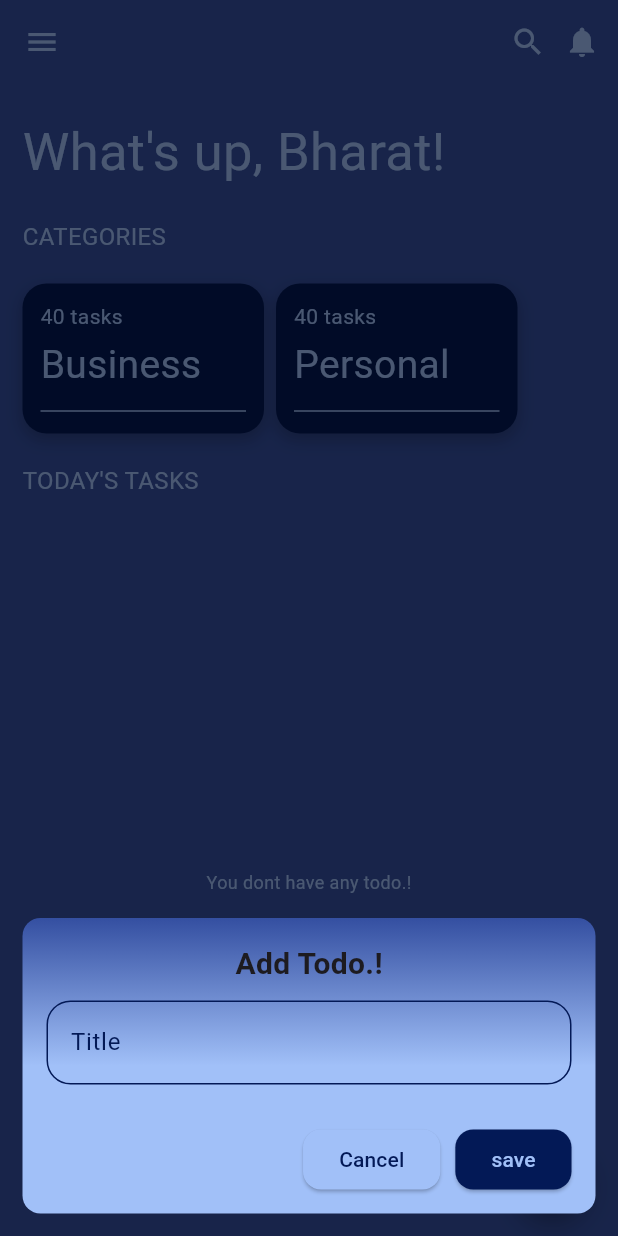
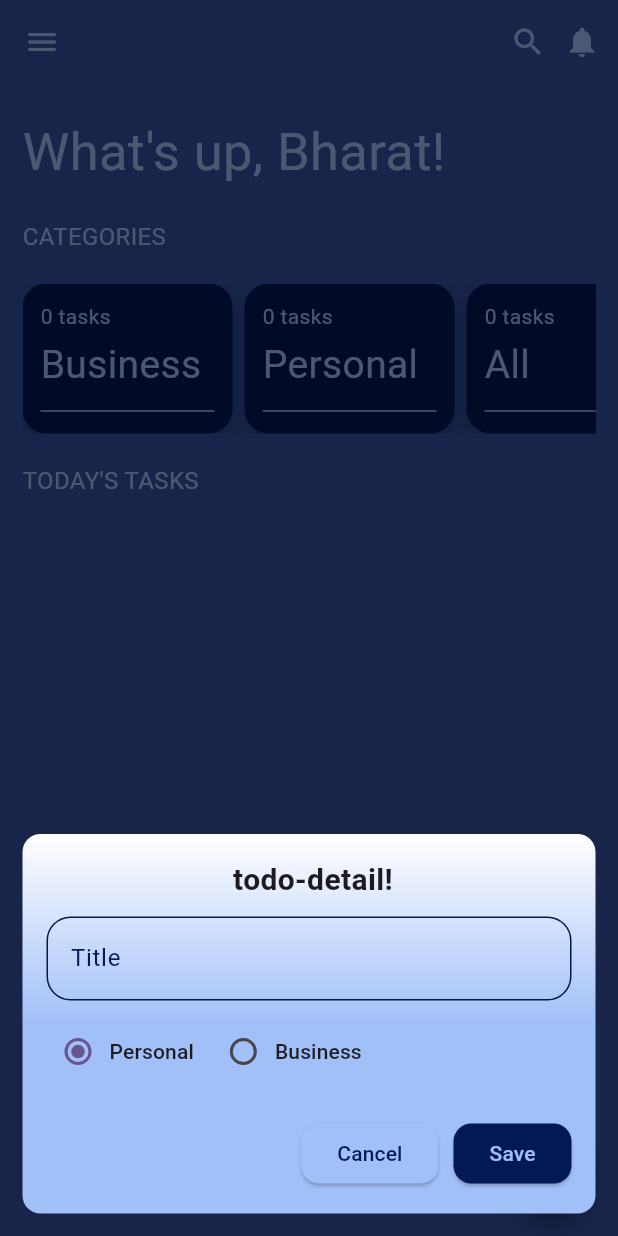
Before and after one commit to bharat-io/todo_app, a Flutter app: the screen it shows after launch, after a tap on the "add" icon, on a phone screen of 412 x 824 dp. Run offline on Flutter 3.47's test engine with Material 3 defaults, Android fonts, the phone set to English and light mode, and no system bars; our stand-ins replace flutter_bloc, sqflite; accounts and stored records are empty.

Commit message:
model calss implemented

```diff
--- a/lib/cubit/cubit_state.dart
+++ b/lib/cubit/cubit_state.dart
@@ -1,4 +1,7 @@
+import 'package:todo_app/database/model/todo_model.dart';
+
 class CubitState {
-  CubitState({required this.todos});
-  List<Map<String, dynamic>> todos = [];
+  CubitState({required this.todos, required this.todoCount});
+  List<TodoModel> todos;
+  Map<String, dynamic> todoCount;
 }
--- a/lib/database/db_heleper.dart
+++ b/lib/database/db_heleper.dart
@@ -2,6 +2,7 @@ import 'dart:io';
 import 'package:path/path.dart';
 import 'package:path_provider/path_provider.dart';
 import 'package:sqflite/sqflite.dart';
+import 'package:todo_app/database/model/todo_model.dart';
 
 class DbHelper {
   DbHelper._();
@@ -16,6 +17,7 @@ class DbHelper {
   static const CREATED_AT = "created_at";
   static const TITLE = "title";
   static const IS_DONE = "is_done";
+  static const CATEGORY = "category";
 
   Database? database;
 
@@ -38,54 +40,79 @@ class DbHelper {
       $ID INTEGER PRIMARY KEY AUTOINCREMENT,
       $CREATED_AT Text NOT NULL,
       $TITLE TEXT NOT NULL,
-      $IS_DONE  INTEGER NOT NULL
-
+      $IS_DONE  INTEGER NOT NULL,
+      $CATEGORY TEXT NOT NULL
       )
 
       ''');
     });
   }
 
-  Future<List<Map<String, dynamic>>> fetchTodo() async {
+  Future<List<TodoModel>> fetchTodo({String? categorName}) async {
     var db = await initDB();
-    return await db.query(TABLE_NAME);
+    List<Map<String, dynamic>> todoMapData = [];
+
+    if (categorName != null && categorName.isNotEmpty) {
+      todoMapData = await db
+          .query(TABLE_NAME, where: "$CATEGORY=?", whereArgs: [categorName]);
+    } else {
+      todoMapData = await db.query(TABLE_NAME);
+    }
+    List<TodoModel> todoList = [];
+    for (int i = 0; i < todoMapData.length; i++) {
+      TodoModel todoModel = TodoModel.fromMap(todoMapData[i]);
+      todoList.add(todoModel);
+    }
+    return todoList;
   }
 
-  Future<bool> addTodo(String title) async {
+  Future<bool> addTodo({required TodoModel todoModel}) async {
     var db = await initDB();
-    int rowEffected = await db.insert(
+    int rowEffected = await db.insert(TABLE_NAME, todoModel.toMap());
+    return rowEffected > 0;
+  }
+
+  Future<bool> updateTodo({required TodoModel todoModel}) async {
+    var db = await initDB();
+    int rowEffected = await db.update(
+        TABLE_NAME, {TITLE: todoModel.title, CATEGORY: todoModel.category},
+        where: "$ID=?", whereArgs: [todoModel.id]);
+    return rowEffected > 0;
+  }
+
+  Future<bool> isTodoCompleted({required TodoModel todoModel}) async {
+    var db = await initDB();
+    int rowEffected = await db.update(
+        TABLE_NAME, {IS_DONE: todoModel.isCompleted},
+        where: "$ID=?", whereArgs: [todoModel.id]);
+
+    return rowEffected > 0;
+  }
+
+  Future<bool> deleteTodo({required TodoModel todoModel}) async {
+    var db = await initDB();
+    int rowEffected = await db.delete(
       TABLE_NAME,
-      {
-        TITLE: title,
-        CREATED_AT: DateTime.now().toIso8601String(),
-        IS_DONE: 0,
-      },
+      where: '$ID = ?',
+      whereArgs: [todoModel.id],
     );
     return rowEffected > 0;
   }
 
-  Future<bool> updateTodo({required int id, required String title}) async {
+  Future<Map<String, dynamic>> fetchCounts() async {
     var db = await initDB();
-    int rowEffected = await db.update(TABLE_NAME, {TITLE: title},
-        where: "$ID=?", whereArgs: [id]);
-    return rowEffected > 0;
-  }
+    var allTodoCount = await db.query(TABLE_NAME);
 
-  Future<bool> isTodoCompleted({required int id, required bool isDone}) async {
-    var db = await initDB();
-    int rowEffected = await db.update(TABLE_NAME, {IS_DONE: isDone ? 1 : 0},
-        where: "$ID=?", whereArgs: [id]);
+    var businessCount = await db
+        .query(TABLE_NAME, where: "$CATEGORY=?", whereArgs: ["business"]);
 
-    return rowEffected > 0;
-  }
+    var personlCount = await db
+        .query(TABLE_NAME, where: "$CATEGORY=?", whereArgs: ["personl"]);
 
-  Future<bool> deleteTodo(int id) async {
-    var db = await initDB();
-    int rowEffected = await db.delete(
-      TABLE_NAME,
-      where: '$ID = ?',
-      whereArgs: [id],
-    );
-    return rowEffected > 0;
+    return {
+      "businessCount": businessCount.length,
+      "personalCount": personlCount.length,
+      "allCount": allTodoCount.length,
+    };
   }
 }
--- /dev/null
+++ b/lib/database/model/todo_model.dart
@@ -0,0 +1,38 @@
+import 'package:todo_app/database/db_heleper.dart';
+
+class TodoModel {
+  TodoModel({
+    this.id,
+    this.title,
+    this.category,
+    this.createdAt,
+    this.isCompleted,
+  });
+  int? id;
+  String? title;
+  String? category;
+  bool? isCompleted;
+  String? createdAt;
+
+  // conversion for getting List of Map data from DB to model class,   Map to model
+
+  factory TodoModel.fromMap(Map<String, dynamic> map) {
+    return TodoModel(
+        id: map[DbHelper.ID],
+        title: map[DbHelper.TITLE],
+        category: map[DbHelper.CATEGORY],
+        createdAt: map[DbHelper.CREATED_AT],
+        isCompleted: map[DbHelper.IS_DONE] == 1);
+  }
+
+  // conversion for porviding map data to DB from modal, model to map
+
+  Map<String, dynamic> toMap() {
+    return {
+      DbHelper.TITLE: title,
+      DbHelper.CATEGORY: category,
+      DbHelper.CREATED_AT: createdAt,
+      DbHelper.IS_DONE: isCompleted == true ? 1 : 0,
+    };
+  }
+}
--- a/lib/main.dart
+++ b/lib/main.dart
@@ -2,7 +2,7 @@ import 'package:flutter/material.dart';
 import 'package:flutter_bloc/flutter_bloc.dart';
 import 'package:provider/provider.dart';
 import 'package:todo_app/cubit/todo_cubit.dart';
-import 'package:todo_app/provider/todo_provider.dart';
+
 import 'package:todo_app/view/screen/todo_list_screen.dart';
 
 void main() {
@@ -17,8 +17,6 @@ class MyApp extends StatelessWidget {
     return MultiProvider(
       providers: [
         BlocProvider<TodoCubit>(create: (context) => TodoCubit()),
-        ChangeNotifierProvider<TodoProvider>(
-            create: (context) => TodoProvider())
       ],
       child: MaterialApp(
         debugShowCheckedModeBanner: false,
--- a/lib/view/screen/todo_list_screen.dart
+++ b/lib/view/screen/todo_list_screen.dart
@@ -1,11 +1,10 @@
 import 'package:flutter/material.dart';
 import 'package:flutter_bloc/flutter_bloc.dart';
 import 'package:intl/intl.dart';
-import 'package:provider/provider.dart';
+
 import 'package:todo_app/cubit/cubit_state.dart';
 import 'package:todo_app/cubit/todo_cubit.dart';
 import 'package:todo_app/database/db_heleper.dart';
-import 'package:todo_app/provider/todo_provider.dart';
 import 'package:todo_app/view/widgets/show_modal_sheet.dart';
 
 class TodoListScreen extends StatefulWidget {
@@ -31,116 +30,107 @@ class _TodoListScreenState extends State<TodoListScreen> {
   void initState() {
     super.initState();
     dbHelper = DbHelper.getInstance();
-    context.read<TodoCubit>().fetchAllTodos();
-  }
-
-  void _showTodoBottomSheet({
-    required String titleText,
-    required String buttonText,
-    required VoidCallback onTap,
-  }) {
-    showModalBottomSheet(
-      backgroundColor: Colors.transparent,
-      isScrollControlled: true,
-      context: context,
-      builder: (_) {
-        return Container(
-          margin: EdgeInsets.all(15),
-          decoration: BoxDecoration(
-              borderRadius: BorderRadius.circular(12),
-              gradient: LinearGradient(
-                  begin: Alignment.bottomCenter,
-                  end: Alignment.topCenter,
-                  colors: [
-                    lightBlue,
-                    backgroundColor,
-                  ],
-                  stops: [
-                    0.5,
-                    1.0
-                  ])),
-          child: buildBottomSheet(
-            context,
-            onTap: onTap,
-            titleController: titleController,
-            titleText: titleText,
-            buttonText: buttonText,
-          ),
-        );
-      },
-    );
+    context.read<TodoCubit>().fetchAllTodos("");
   }
 
   @override
   Widget build(BuildContext context) {
-    print("------------------------Rebuilding--------------");
     return Scaffold(
       backgroundColor: backgroundColor,
       appBar: AppBar(
         backgroundColor: Colors.transparent,
         title: const Icon(Icons.menu, color: lightBlue),
         actions: const [
-          Icon(Icons.search, color: lightBlue),
+          Icon(
+            Icons.search,
+            color: lightBlue,
+          ),
           SizedBox(width: 12),
           Padding(
             padding: EdgeInsets.only(right: 12.0),
-            child: Icon(Icons.notifications, color: lightBlue),
+            child: Icon(
+              Icons.notifications,
+              color: lightBlue,
+            ),
           )
         ],
       ),
-      body: Padding(
-        padding: const EdgeInsets.symmetric(horizontal: 15).copyWith(top: 20),
-        child: Column(
-          crossAxisAlignment: CrossAxisAlignment.start,
-          children: [
+      body: BlocBuilder<TodoCubit, CubitState>(builder: (context, state) {
+        final todosList = state.todos;
+        final todoCount = state.todoCount ?? {};
+
+        return Padding(
+            padding:
+                const EdgeInsets.symmetric(horizontal: 15).copyWith(top: 20),
+            child:
+                Column(crossAxisAlignment: CrossAxisAlignment.start, children: [
               const Text("What's up, Bharat!",
                   style: TextStyle(fontSize: 35, color: lightBlue)),
               const SizedBox(height: 20),
               const Text("CATEGORIES",
                   style: TextStyle(fontSize: 16, color: lightBlue)),
               const SizedBox(height: 20),
-            _buildCategoryWidgets(),
+              SingleChildScrollView(
+                scrollDirection: Axis.horizontal,
+                child: _buildCategoryWidgets(
+                  onBusinessTap: () {
+                    context.read<TodoCubit>().fetchAllTodos("business");
+                  },
+                  onPersonalTap: () {
+                    context.read<TodoCubit>().fetchAllTodos("personl");
+                  },
+                  onTapAll: () {
+                    context.read<TodoCubit>().fetchAllTodos("");
+                  },
+                  bussinesCount: (todoCount["businessCount"] ?? 0).toString(),
+                  personlCount: (todoCount["personalCount"] ?? 0).toString(),
+                  allCount: (todoCount["allCount"] ?? 0).toString(),
+                ),
+              ),
               const SizedBox(height: 20),
               const Text("TODAY'S TASKS",
                   style: TextStyle(fontSize: 16, color: lightBlue)),
-            const SizedBox(height: 20),
-            BlocBuilder<TodoCubit, CubitState>(builder: (context, state) {
-              final todosList = state.todos;
-              print("todoDataa:${state.todos}");
-              return Expanded(
+              Expanded(
                   child: todosList.isNotEmpty
                       ? ListView.builder(
                           itemCount: todosList.length,
                           itemBuilder: (context, index) {
                             final todo = todosList[index];
                             return _buildTodoItem(
-                              isChecked: todo[DbHelper.IS_DONE] == 1,
+                              isChecked: todo.isCompleted == true,
                               onChanged: (value) async {
                                 context.read<TodoCubit>().toggleTodoComletion(
-                                    todId: todo[DbHelper.ID], isDone: value!);
+                                      todId: todo.id!,
+                                      isDone: value!,
+                                    );
                               },
-                              title: todo[DbHelper.TITLE],
-                              dateTime: dateTime.format(
-                                  DateTime.parse(todo[DbHelper.CREATED_AT])),
+                              title: todo.title!,
+                              dateTime: dateTime
+                                  .format(DateTime.parse(todo.createdAt!)),
                               onEdit: () {
-                                titleController.text =
-                                    todo[DbHelper.TITLE].toString();
-                                _showTodoBottomSheet(
-                                  titleText: "Update Todo!",
-                                  buttonText: "Update",
-                                  onTap: () {
+                                titleController.text = todo.title.toString();
+
+                                showModalBottomSheet(
+                                  backgroundColor: Colors.transparent,
+                                  isScrollControlled: true,
+                                  context: context,
+                                  builder: (_) => TodoFormBottomSheet(
+                                    title: " Update-todo-detail!",
+                                    titleController: titleController,
+                                    initialCategory: "personl",
+                                    onSave: (title, category) {
                                       context.read<TodoCubit>().updateTodo(
-                                        title: titleController.text,
-                                        todoId: todo[DbHelper.ID]);
-
-                                    Navigator.pop(context);
+                                          todoId: todo.id!,
+                                          title: title,
+                                          categoryText: category);
                                     },
+                                  ),
                                 );
                               },
                               onDelete: () async {
                                 context
                                     .read<TodoCubit>()
-                                    .deleteTodo(todoId: todo[DbHelper.ID]);
+                                    .deleteTodo(todoId: todo.id!);
                               },
                             );
                           },
@@ -150,23 +140,28 @@ class _TodoListScreenState extends State<TodoListScreen> {
                             "You dont have any todo.!",
                             style: TextStyle(fontSize: 12, color: lightBlue),
                           ),
-                        ));
-            })
-          ],
-        ),
-      ),
+                        ))
+            ]));
+      }),
       floatingActionButton: FloatingActionButton(
         backgroundColor: accentColor,
         shape: const CircleBorder(),
         onPressed: () {
           titleController.clear();
-          _showTodoBottomSheet(
-            titleText: "Add Todo.!",
-            buttonText: "save",
-            onTap: () async {
-              context.read<TodoCubit>().addTodo(title: titleController.text);
-              Navigator.of(context).pop();
+          showModalBottomSheet(
+            backgroundColor: Colors.transparent,
+            isScrollControlled: true,
+            context: context,
+            builder: (_) => TodoFormBottomSheet(
+              title: " todo-detail!",
+              titleController: titleController,
+              initialCategory: "personl",
+              onSave: (title, category) {
+                context
+                    .read<TodoCubit>()
+                    .addTodo(title: title, categoryText: category);
               },
+            ),
           );
         },
         child: const Icon(Icons.add, color: Colors.white),
@@ -174,10 +169,21 @@ class _TodoListScreenState extends State<TodoListScreen> {
     );
   }
 
-  Widget _buildCategoryWidgets() {
-    Widget categoryCard(String label) => Container(
+  Widget _buildCategoryWidgets({
+    required Function onBusinessTap,
+    required Function onPersonalTap,
+    required Function onTapAll,
+    required String bussinesCount,
+    required String personlCount,
+    required String allCount,
+  }) {
+    Widget categoryCard(
+      String label, {
+      required String count,
+    }) =>
+        Container(
           padding: const EdgeInsets.all(12),
-          width: 161,
+          width: 140,
           height: 100,
           decoration: BoxDecoration(
             color: cardColor,
@@ -194,7 +200,7 @@ class _TodoListScreenState extends State<TodoListScreen> {
           child: Column(
             crossAxisAlignment: CrossAxisAlignment.start,
             children: [
-              const Text("40 tasks",
+              Text("$count tasks",
                   style: TextStyle(fontSize: 14, color: lightBlue)),
               const SizedBox(height: 4),
               Text(label,
@@ -207,9 +213,23 @@ class _TodoListScreenState extends State<TodoListScreen> {
 
     return Row(
       children: [
-        categoryCard("Business"),
+        InkWell(
+            onTap: () {
+              onBusinessTap();
+            },
+            child: categoryCard("Business", count: bussinesCount)),
         const SizedBox(width: 8),
-        categoryCard("Personal"),
+        InkWell(
+            onTap: () {
+              onPersonalTap();
+            },
+            child: categoryCard("Personal", count: personlCount)),
+        const SizedBox(width: 8),
+        InkWell(
+            onTap: () {
+              onTapAll();
+            },
+            child: categoryCard("All", count: allCount)),
       ],
     );
   }
--- a/lib/view/widgets/show_modal_sheet.dart
+++ b/lib/view/widgets/show_modal_sheet.dart
@@ -1,11 +1,46 @@
 import 'package:flutter/material.dart';
 
-Widget buildBottomSheet(BuildContext context,
-    {required Function onTap,
-    required TextEditingController titleController,
-    required String titleText,
-    required String buttonText}) {
-  return Padding(
+class TodoFormBottomSheet extends StatefulWidget {
+  final TextEditingController titleController;
+  final String initialCategory;
+  final void Function(String title, String category) onSave;
+  final String title;
+
+  const TodoFormBottomSheet({
+    super.key,
+    required this.titleController,
+    required this.initialCategory,
+    required this.onSave,
+    required this.title,
+  });
+
+  @override
+  State<TodoFormBottomSheet> createState() => _TodoFormBottomSheetState();
+}
+
+class _TodoFormBottomSheetState extends State<TodoFormBottomSheet> {
+  late String selectedCategory;
+
+  @override
+  void initState() {
+    super.initState();
+    selectedCategory = widget.initialCategory;
+  }
+
+  @override
+  Widget build(BuildContext context) {
+    return Container(
+      margin: const EdgeInsets.all(15),
+      decoration: BoxDecoration(
+        borderRadius: BorderRadius.circular(12),
+        gradient: const LinearGradient(
+          begin: Alignment.bottomCenter,
+          end: Alignment.topCenter,
+          colors: [Color(0xffA1C0F8), Colors.white],
+          stops: [0.5, 1.0],
+        ),
+      ),
+      child: Padding(
         padding: EdgeInsets.only(
           left: 16,
           right: 16,
@@ -19,62 +54,81 @@ Widget buildBottomSheet(BuildContext context,
             children: [
               Center(
                 child: Text(
-              titleText,
+                  widget.title,
                   style: TextStyle(fontSize: 20, fontWeight: FontWeight.bold),
                 ),
               ),
               const SizedBox(height: 10),
               TextField(
-            controller: titleController,
+                controller: widget.titleController,
                 decoration: InputDecoration(
                   labelText: 'Title',
-                labelStyle: TextStyle(color: Color(0xff031956)),
-                border: OutlineInputBorder(),
+                  labelStyle: const TextStyle(color: Color(0xff031956)),
+                  border: const OutlineInputBorder(),
                   focusedBorder: OutlineInputBorder(
                     borderRadius: BorderRadius.circular(16),
-                    borderSide: BorderSide(color: Color(0xff031956))),
+                    borderSide: const BorderSide(color: Color(0xff031956)),
+                  ),
                   enabledBorder: OutlineInputBorder(
                     borderRadius: BorderRadius.circular(16),
-                    borderSide: BorderSide(color: Color(0xff031956)))),
+                    borderSide: const BorderSide(color: Color(0xff031956)),
+                  ),
+                ),
               ),
               const SizedBox(height: 10),
+              Row(
+                children: [
+                  RadioMenuButton(
+                    value: "personl",
+                    groupValue: selectedCategory,
+                    onChanged: (value) {
+                      setState(() => selectedCategory = value!);
+                    },
+                    child: const Text("Personal"),
+                  ),
+                  RadioMenuButton(
+                    value: "business",
+                    groupValue: selectedCategory,
+                    onChanged: (value) {
+                      setState(() => selectedCategory = value!);
+                    },
+                    child: const Text("Business"),
+                  ),
+                ],
+              ),
               const SizedBox(height: 20),
               Row(
                 mainAxisAlignment: MainAxisAlignment.end,
                 children: [
-              SizedBox(
-                height: 40,
-                child: ElevatedButton(
-                  onPressed: () {
-                    Navigator.of(context).pop();
-                  },
+                  ElevatedButton(
+                    onPressed: () => Navigator.of(context).pop(),
                     style: ElevatedButton.styleFrom(
-                    backgroundColor: Color(0xffA1C0F8),
+                      backgroundColor: const Color(0xffA1C0F8),
                       shape: RoundedRectangleBorder(
-                        borderRadius: BorderRadius.circular(12)),
+                        borderRadius: BorderRadius.circular(12),
+                      ),
                     ),
                     child: const Text(
                       "Cancel",
                       style: TextStyle(color: Color(0xff031956)),
                     ),
                   ),
-              ),
                   const SizedBox(width: 10),
-              SizedBox(
-                height: 40,
-                child: ElevatedButton(
+                  ElevatedButton(
                     onPressed: () {
-                    onTap();
+                      widget.onSave(
+                          widget.titleController.text, selectedCategory);
+                      Navigator.of(context).pop();
                     },
                     style: ElevatedButton.styleFrom(
-                    backgroundColor: Color(0xff031956),
+                      backgroundColor: const Color(0xff031956),
                       shape: RoundedRectangleBorder(
-                        borderRadius: BorderRadius.circular(12)),
+                        borderRadius: BorderRadius.circular(12),
                       ),
-                  child: Text(
-                    buttonText,
+                    ),
+                    child: const Text(
+                      "Save",
                       style: TextStyle(color: Color(0xffA1C0F8)),
-                  ),
                     ),
                   ),
                 ],
@@ -82,5 +136,7 @@ Widget buildBottomSheet(BuildContext context,
             ],
           ),
         ),
+      ),
     );
   }
+}
```
Also changed, not shown: lib/cubit/todo_cubit.dart (+43 -14 lines), lib/provider/todo_provider.dart (deleted, +0 -34 lines). Lines whose indentation alone changed are shown as unchanged.
